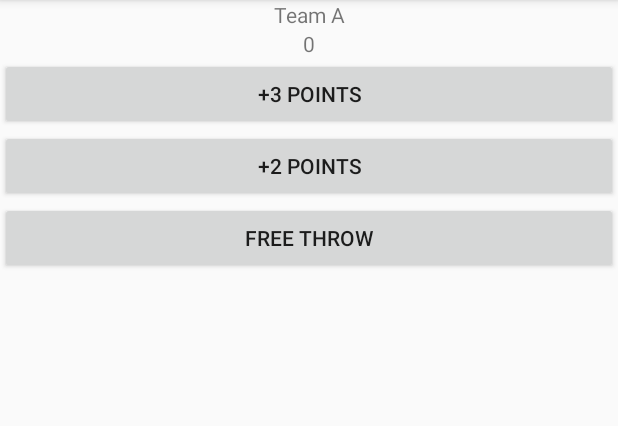
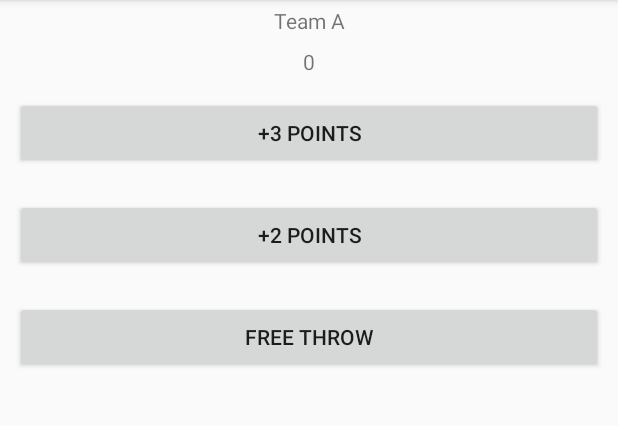
Before and after one commit to katherine95/Court-Counter, an Android app: the screen it shows after launch (MainActivity), on a phone screen of 412 x 824 dp, the part 84-510 px from its top. Run offline under Robolectric (Android 15) with nearby library versions, the phone set to English and light mode, and no system bars.

Commit message:
Added layout_margin to buttons and padding to TextViews

```diff
--- a/app/src/main/res/layout/activity_main.xml
+++ b/app/src/main/res/layout/activity_main.xml
@@ -11,27 +11,32 @@
         android:layout_width="match_parent"
         android:layout_height="wrap_content"
         android:text="Team A"
-        android:gravity="center_horizontal"/>
+        android:gravity="center_horizontal"
+        android:padding="4dp"/>
 
     <TextView
         android:layout_width="match_parent"
         android:layout_height="wrap_content"
         android:text="0"
-        android:gravity="center_horizontal"/>
+        android:gravity="center_horizontal"
+        android:padding="4dp"/>
 
     <Button
         android:layout_width="match_parent"
         android:layout_height="wrap_content"
-        android:text="+3 Points" />
+        android:text="+3 Points"
+        android:layout_margin="10dp"/>
 
     <Button
         android:layout_width="match_parent"
         android:layout_height="wrap_content"
-        android:text="+2 Points" />
+        android:text="+2 Points"
+        android:layout_margin="10dp"/>
 
     <Button
         android:layout_width="match_parent"
         android:layout_height="wrap_content"
-        android:text="Free Throw" />
+        android:text="Free Throw"
+        android:layout_margin="10dp"/>
 
 </LinearLayout>
```
